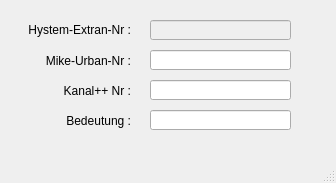
Above: templates/simulationsstatus.ui from hoettges/QKan before the change. Below: the same form after it.
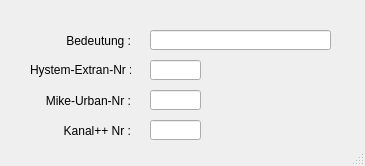
That is the form after the change.

Patch:
```diff
--- a/templates/simulationsstatus.ui
+++ b/templates/simulationsstatus.ui
@@ -6,8 +6,8 @@
    <rect>
     <x>0</x>
     <y>0</y>
-    <width>336</width>
-    <height>183</height>
+    <width>365</width>
+    <height>166</height>
    </rect>
   </property>
   <property name="windowTitle">
@@ -20,9 +20,9 @@
    <widget class="QLabel" name="label">
     <property name="geometry">
      <rect>
-      <x>10</x>
-      <y>20</y>
-      <width>121</width>
+      <x>30</x>
+      <y>60</y>
+      <width>101</width>
       <height>21</height>
      </rect>
     </property>
@@ -36,9 +36,9 @@
    <widget class="QLabel" name="label_2">
     <property name="geometry">
      <rect>
-      <x>10</x>
-      <y>50</y>
-      <width>121</width>
+      <x>30</x>
+      <y>90</y>
+      <width>101</width>
       <height>21</height>
      </rect>
     </property>
@@ -52,9 +52,9 @@
    <widget class="QLabel" name="label_3">
     <property name="geometry">
      <rect>
-      <x>10</x>
-      <y>80</y>
-      <width>121</width>
+      <x>30</x>
+      <y>120</y>
+      <width>101</width>
       <height>21</height>
      </rect>
     </property>
@@ -68,9 +68,9 @@
    <widget class="QLabel" name="label_4">
     <property name="geometry">
      <rect>
-      <x>10</x>
-      <y>110</y>
-      <width>121</width>
+      <x>30</x>
+      <y>30</y>
+      <width>101</width>
       <height>21</height>
      </rect>
     </property>
@@ -88,8 +88,8 @@
     <property name="geometry">
      <rect>
       <x>150</x>
-      <y>50</y>
-      <width>141</width>
+      <y>90</y>
+      <width>51</width>
       <height>20</height>
      </rect>
     </property>
@@ -110,8 +110,8 @@
     <property name="geometry">
      <rect>
       <x>150</x>
-      <y>80</y>
-      <width>141</width>
+      <y>120</y>
+      <width>51</width>
       <height>20</height>
      </rect>
     </property>
@@ -123,8 +123,8 @@
     <property name="geometry">
      <rect>
       <x>150</x>
-      <y>110</y>
-      <width>141</width>
+      <y>30</y>
+      <width>181</width>
       <height>20</height>
      </rect>
     </property>
@@ -134,13 +134,13 @@
    </widget>
    <widget class="QLineEdit" name="he_nr">
     <property name="enabled">
-     <bool>false</bool>
+     <bool>true</bool>
     </property>
     <property name="geometry">
      <rect>
       <x>150</x>
-      <y>20</y>
-      <width>141</width>
+      <y>60</y>
+      <width>51</width>
       <height>20</height>
      </rect>
     </property>
```
Left out of the diff: 2 changed lines with no effect on the pictures.
